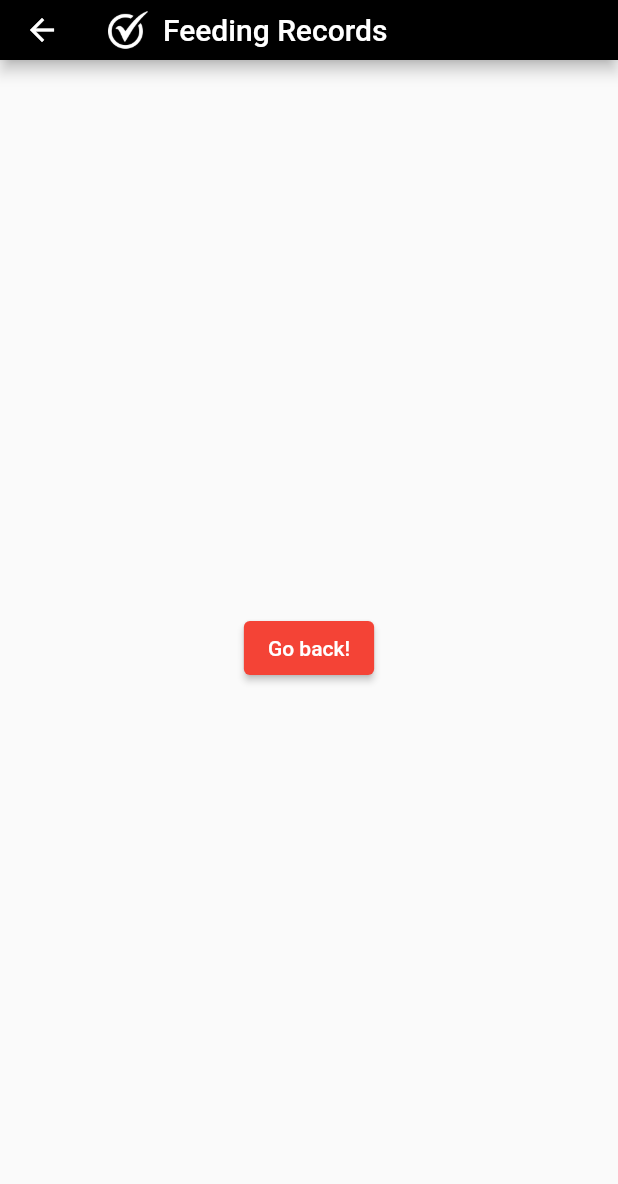
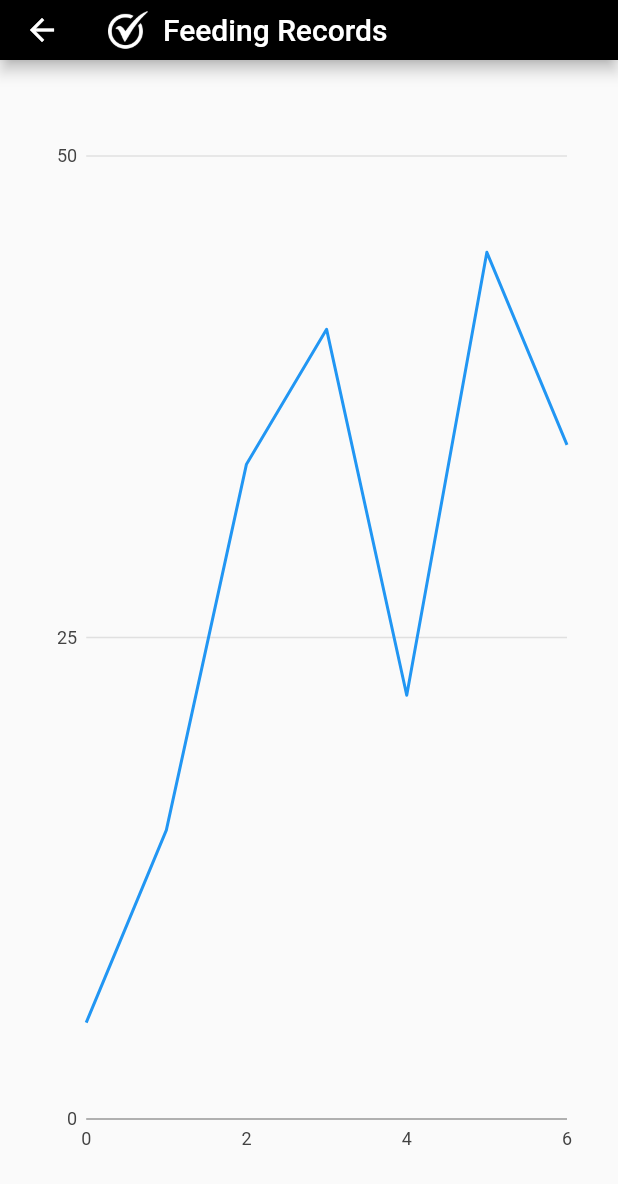
Before and after one commit to Eytins/hello-kitty, a Flutter app: the FeedingRecords screen opened by its route, on a phone screen of 412 x 824 dp. Shown: the top 1184 px of the screen. Run offline on Flutter 3.47's test engine with Material 2 defaults, Android fonts, the phone set to English and light mode, and no system bars; our stand-ins replace charts_flutter, google_fonts; missing offline and left inert: simple_time_range_picker.

Commit message:
Add a basic chart without label

```diff
--- /dev/null
+++ b/hellokitty/lib/components/line_chart.dart
@@ -0,0 +1,52 @@
+import 'package:flutter/material.dart';
+import 'package:charts_flutter/flutter.dart' as charts;
+
+class LineChart extends StatelessWidget {
+  final List<charts.Series<dynamic, num>> seriesList;
+  final bool animate;
+
+  LineChart(this.seriesList, {this.animate = true});
+
+  /// Creates a [LineChart] with sample data and no transition.
+  factory LineChart.withSampleData() {
+    return LineChart(
+      _createSampleData(),
+      // Disable animations for image tests.
+      animate: true,
+    );
+  }
+
+  @override
+  Widget build(BuildContext context) {
+    return charts.LineChart(seriesList, animate: animate);
+  }
+
+  /// Create one series with sample hard coded data.
+  static List<charts.Series<LinearPoint, int>> _createSampleData() {
+    final data = [
+      LinearPoint(0, "Mon", 5),
+      LinearPoint(1, "Tue", 25),
+      LinearPoint(2, "Wed", 100),
+      LinearPoint(3, "Thu", 75),
+    ];
+
+    return [
+      charts.Series<LinearPoint, int>(
+        id: 'Points',
+        colorFn: (_, __) => charts.MaterialPalette.blue.shadeDefault,
+        domainFn: (LinearPoint point, _) => point.index,
+        measureFn: (LinearPoint point, _) => point.y,
+        data: data,
+      )
+    ];
+  }
+}
+
+/// Sample linear data type.
+class LinearPoint {
+  final int index;
+  final String x;
+  final int y;
+
+  LinearPoint(this.index, this.x, this.y);
+}
--- a/hellokitty/lib/screens/feeding_records.dart
+++ b/hellokitty/lib/screens/feeding_records.dart
@@ -1,12 +1,34 @@
 import 'package:flutter/material.dart';
+import 'package:hellokitty/components/line_chart.dart';
 import '../components/custom_appbar.dart';
 import '../components/path_config.dart';
+import 'package:charts_flutter/flutter.dart' as charts;
 
 class FeedingRecords extends StatelessWidget {
   const FeedingRecords({super.key});
 
   @override
   Widget build(BuildContext context) {
+    final data = [
+      LinearPoint(0, "Mon", 5),
+      LinearPoint(1, "Tue", 15),
+      LinearPoint(2, "Wed", 34),
+      LinearPoint(3, "Thu", 41),
+      LinearPoint(4, "Fri", 22),
+      LinearPoint(5, "Sat", 45),
+      LinearPoint(6, "Sun", 35),
+    ];
+
+    List<charts.Series<dynamic, num>> seriesList = [
+      charts.Series<LinearPoint, int>(
+        id: 'Points',
+        colorFn: (_, __) => charts.MaterialPalette.blue.shadeDefault,
+        domainFn: (LinearPoint points, _) => points.index,
+        measureFn: (LinearPoint points, _) => points.y,
+        data: data,
+      )
+    ];
+
     return Scaffold(
       appBar: CustomAppBar(
         backgroudColor: Colors.black,
@@ -14,13 +36,11 @@ class FeedingRecords extends StatelessWidget {
         height: 40,
         iconPath: IconPath.customOptions[3][1],
       ),
-      body: Center(
-        child: ElevatedButton(
-          onPressed: () {
-            Navigator.pop(context);
-          },
-          child: const Text('Go back!'),
-        ),
+      body: Container(
+        padding: const EdgeInsets.only(
+            top: 50.0, left: 30.0, right: 20.0, bottom: 50.0),
+        child:
+        LineChart(seriesList),
       ),
     );
   }
--- a/hellokitty/pubspec.yaml
+++ b/hellokitty/pubspec.yaml
@@ -39,6 +39,7 @@ dependencies:
   http: ^0.13.5
   provider: ^6.0.2
   simple_time_range_picker: ^0.0.5
+  charts_flutter: ^0.12.0
   # get: ^4.6.5
 
 dev_dependencies:
```
